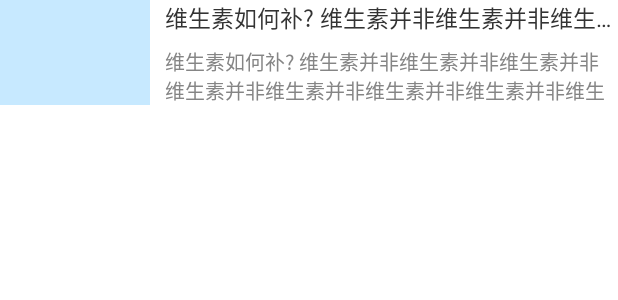
After one commit to ReadReport/ReadReport, an Android app: the layout view_home_find_heanth_knowledge_item.xml on its own in the app's theme, with its tools: preview values and no code run, on a phone screen of 412 x 824 dp. The commit adds this screen. Shown: the top 300 px of the screen. Run offline under Robolectric (Android 15) with nearby library versions, the phone set to English and light mode, and no system bars.

Commit message:
1. 首页发现功能开发

```diff
--- a/app/src/main/java/com/wy/report/business/home/service/HomeService.java
+++ b/app/src/main/java/com/wy/report/business/home/service/HomeService.java
@@ -2,6 +2,7 @@ package com.wy.report.business.home.service;
 
 import com.wy.report.base.model.ResponseModel;
 import com.wy.report.business.home.model.FeedModel;
+import com.wy.report.business.home.model.HomeFindModel;
 import com.wy.report.business.home.model.HomeReportModel;
 
 import retrofit2.http.GET;
@@ -14,8 +15,8 @@ import rx.Observable;
 public interface HomeService {
 
     @GET("/Doctor/get_total_report_unscramble_num")
-    Observable<ResponseModel<HomeReportModel>> getTotalNumber();
+    Observable<ResponseModel<FeedModel>> getHomeInfo();
 
     @GET("/Doctor/get_total_report_unscramble_num")
-    Observable<ResponseModel<FeedModel>> getFeed();
+    Observable<ResponseModel<HomeFindModel>> getFindInfo();
 }
--- a/app/src/main/java/com/wy/report/helper/retrofit/ResponseCode.java
+++ b/app/src/main/java/com/wy/report/helper/retrofit/ResponseCode.java
@@ -14,6 +14,11 @@ public final class ResponseCode {
      * 未知错误
      */
     public static final String ERROR_CODE_1 = "1";
+
+    /**
+     * 网络不可用
+     */
+    public static final String ERROR_CODE_2 = "2";
 
     /**
      * 系统繁忙，请稍候再试
@@ -296,6 +301,7 @@ public final class ResponseCode {
 
     static {
         codeMap.put(ERROR_CODE_1, "未知错误");
+        codeMap.put(ERROR_CODE_2, "网络不可用");
         codeMap.put(ERROR_CODE_40000, "系统繁忙，请稍候再试");
         codeMap.put(ERROR_CODE_40001, "获取token时secret错误");
         codeMap.put(ERROR_CODE_40002, "不合法的凭证类型");
--- /dev/null
+++ b/app/src/main/res/layout/view_home_find_heanth_knowledge_item.xml
@@ -0,0 +1,48 @@
+<?xml version="1.0" encoding="utf-8"?>
+<android.support.constraint.ConstraintLayout
+    xmlns:android="http://schemas.android.com/apk/res/android"
+    xmlns:app="http://schemas.android.com/apk/res-auto"
+    xmlns:tools="http://schemas.android.com/tools"
+    android:layout_width="match_parent"
+    android:layout_height="wrap_content">
+
+    <ImageView
+        android:id="@+id/home_find_health_knowledge_item_icon"
+        android:layout_width="100dp"
+        android:layout_height="70dp"
+        android:scaleType="centerCrop"
+        app:layout_constraintLeft_toLeftOf="parent"
+        app:layout_constraintTop_toTopOf="parent"
+        tools:src="@color/lan_c7e9ff"/>
+
+    <TextView
+        android:id="@+id/home_find_health_knowledge_item_title"
+        android:layout_width="0dp"
+        android:layout_height="wrap_content"
+        android:layout_marginLeft="10dp"
+        android:ellipsize="end"
+        android:includeFontPadding="false"
+        android:singleLine="true"
+        android:textColor="@color/hei_333333"
+        android:textSize="15sp"
+        app:layout_constraintLeft_toRightOf="@id/home_find_health_knowledge_item_icon"
+        app:layout_constraintRight_toRightOf="parent"
+        app:layout_constraintTop_toTopOf="@id/home_find_health_knowledge_item_icon"
+        tools:text="维生素如何补? 维生素并非维生素并非维生素并非"/>
+
+    <TextView
+        android:id="@+id/home_find_health_knowledge_item_desc"
+        android:layout_width="0dp"
+        android:layout_height="wrap_content"
+        android:ellipsize="end"
+        android:includeFontPadding="false"
+        android:maxLines="2"
+        android:textColor="@color/hui_858585"
+        android:textSize="13sp"
+        app:layout_constraintBottom_toBottomOf="@id/home_find_health_knowledge_item_icon"
+        app:layout_constraintLeft_toLeftOf="@id/home_find_health_knowledge_item_title"
+        app:layout_constraintLeft_toRightOf="parent"
+        app:layout_constraintRight_toRightOf="parent"
+        tools:text="维生素如何补? 维生素并非维生素并非维生素并非维生素并非维生素并非维生素并非维生素并非维生"/>
+
+</android.support.constraint.ConstraintLayout>
--- a/app/src/main/res/values/strings.xml
+++ b/app/src/main/res/values/strings.xml
@@ -1,4 +1,4 @@
 <resources>
     <string name="app_name">读报告</string>
-    <string name="title_activity_home">HomeActivity</string>
+    <string name="more">更多</string>
 </resources>
--- a/app/src/main/res/values/strings_home_find.xml
+++ b/app/src/main/res/values/strings_home_find.xml
@@ -3,4 +3,6 @@
     <string name="home_find_daily_detect">日常检测</string>
     <string name="home_find_health_test">健康测试</string>
     <string name="home_find_health_knowledge">健康知识</string>
+    <string name="home_find_health_do_test">测一测</string>
+    <string name="home_find_health_test_num">%s已测</string>
 </resources>
```
Also changed, not shown: app/src/main/java/com/wy/report/base/adapter/BaseAdapter.java (added, +42 -0 lines), app/src/main/java/com/wy/report/base/viewholder/BaseViewHolder.java (added, +46 -0 lines), app/src/main/java/com/wy/report/business/home/fragment/FindFragment.java (+22 -3 lines), app/src/main/java/com/wy/report/business/home/model/DailyDetectModel.java (added, +41 -0 lines), app/src/main/java/com/wy/report/business/home/model/HealthKnowledgeModel.java (added, +49 -0 lines), app/src/main/java/com/wy/report/business/home/model/HealthTestModel.java (added, +51 -0 lines), app/src/main/java/com/wy/report/business/home/model/HomeFindModel.java (added, +41 -0 lines), app/src/main/java/com/wy/report/business/home/viewholder/DailyDetectViewHolder.java (added, +38 -0 lines), app/src/main/java/com/wy/report/helper/retrofit/RetryWhenException.java (+8 -5 lines), app/src/main/java/com/wy/report/helper/retrofit/subscriber/NetworkSubscriber.java (+9 -7 lines), app/src/main/java/com/wy/report/helper/retrofit/subscriber/PtrSubscriber.java (+9 -5 lines), app/src/main/res/drawable/shape_blue_corner_20.xml (added, +8 -0 lines), app/src/main/res/layout/fragment_find.xml (+16 -4 lines), app/src/main/res/layout/view_home_find_daily_detect_item.xml (added, +28 -0 lines), 1 more files.
